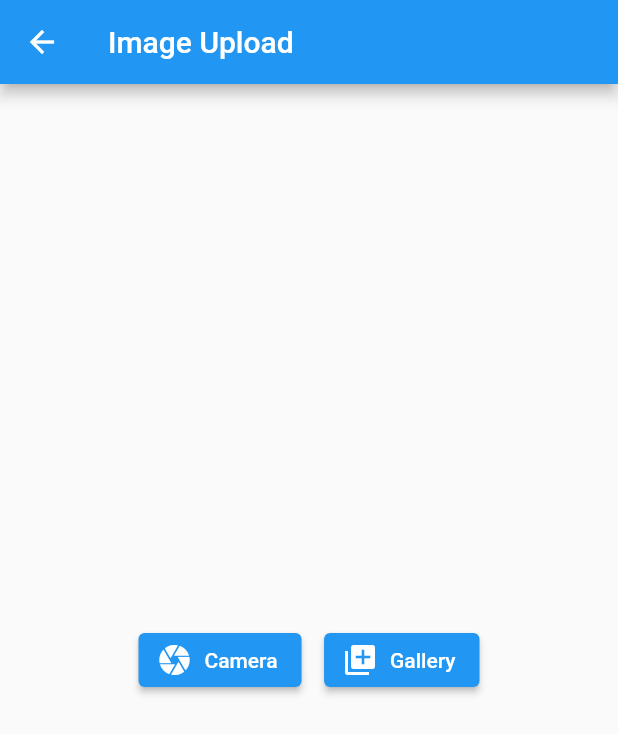
After one commit to mdarafat1819/learn_flutter, a Flutter app: the ImageUpload screen opened directly, after a tap on "Camera", on a phone screen of 412 x 824 dp. The commit adds this screen. Shown: the top 734 px of the screen. Run offline on Flutter 3.47's test engine with Material 2 defaults, Android fonts, the phone set to English and light mode, and no system bars; our stand-ins replace cloud_firestore, firebase_auth, firebase_core, firebase_storage, image_picker; accounts and stored records are empty.

Commit message:
Image Upload

```diff
--- /dev/null
+++ b/lib/image_upload.dart
@@ -0,0 +1,75 @@
+import 'dart:io';
+
+import 'package:flutter/material.dart';
+import 'package:firebase_storage/firebase_storage.dart';
+import 'package:image_picker/image_picker.dart';
+
+class ImageUpload extends StatefulWidget {
+  const ImageUpload({Key? key}) : super(key: key);
+
+  @override
+  State<ImageUpload> createState() => _ImageUploadState();
+}
+
+class _ImageUploadState extends State<ImageUpload> {
+
+  FirebaseStorage firebaseStorage = FirebaseStorage.instance;
+  bool loading = false;
+  Future<void>uploadImage(String source) async{
+    final picker = ImagePicker();
+
+    XFile? picked_image = await picker.pickImage(source: source == 'camera' ? ImageSource.camera : ImageSource.gallery);
+
+    if(picked_image == null) {
+      return;
+    }
+    String image_name = picked_image.name;
+    File image_file = File(picked_image.path);
+
+    try{
+      setState(() {
+        loading = true;
+      });
+      await firebaseStorage.ref(image_name).putFile(image_file);
+      print("Successfully Uploaded");
+      setState(() {
+        loading = false;
+      });
+
+      final url = await firebaseStorage.ref(image_name).getDownloadURL();
+      print(url.toString());
+    } catch(e) {
+      print(e.toString());
+    }
+  }
+
+  @override
+  Widget build(BuildContext context) {
+    return Scaffold(
+      appBar: AppBar(
+        title: Text("Image Upload"),
+      ),
+      body: Center(
+        child: loading ? CircularProgressIndicator() : Row(
+          mainAxisAlignment: MainAxisAlignment.center,
+          crossAxisAlignment: CrossAxisAlignment.center,
+          children: [
+           ElevatedButton.icon(
+               onPressed: (){
+                 uploadImage('camera');
+               },
+               icon: Icon(Icons.camera),
+               label: Text("Camera")),
+            SizedBox(width: 15,),
+            ElevatedButton.icon(
+                onPressed: (){
+                  uploadImage('gallery');
+                },
+                icon: Icon(Icons.library_add),
+                label: Text("Gallery")),
+          ],
+        ),
+      ),
+    );
+  }
+}
--- a/pubspec.yaml
+++ b/pubspec.yaml
@@ -39,6 +39,8 @@ dependencies:
   cloud_firestore: ^3.3.0
   firebase_database: ^9.0.19
   firebase_auth: ^3.4.2
+  firebase_storage: ^10.3.3
+  image_picker: ^0.8.5+3
 
 dev_dependencies:
   flutter_test:
```
Also changed, not shown: lib/firestore.dart (deleted, +0 -40 lines), lib/home_screen.dart (+12 -5 lines), pubspec.lock.
